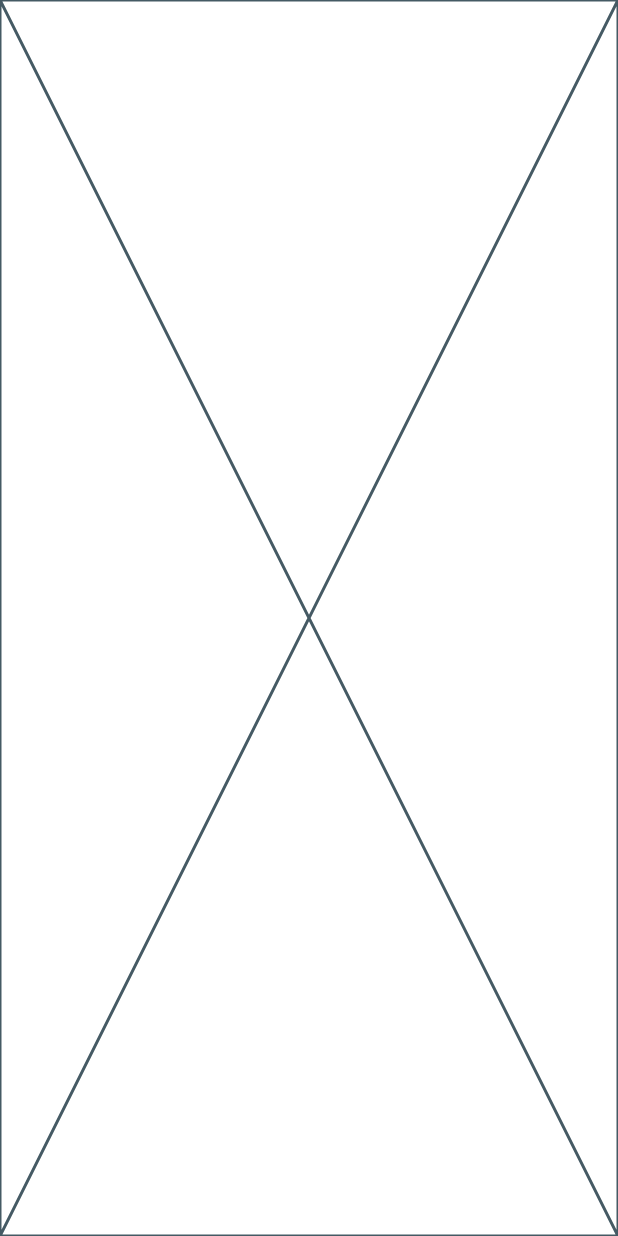
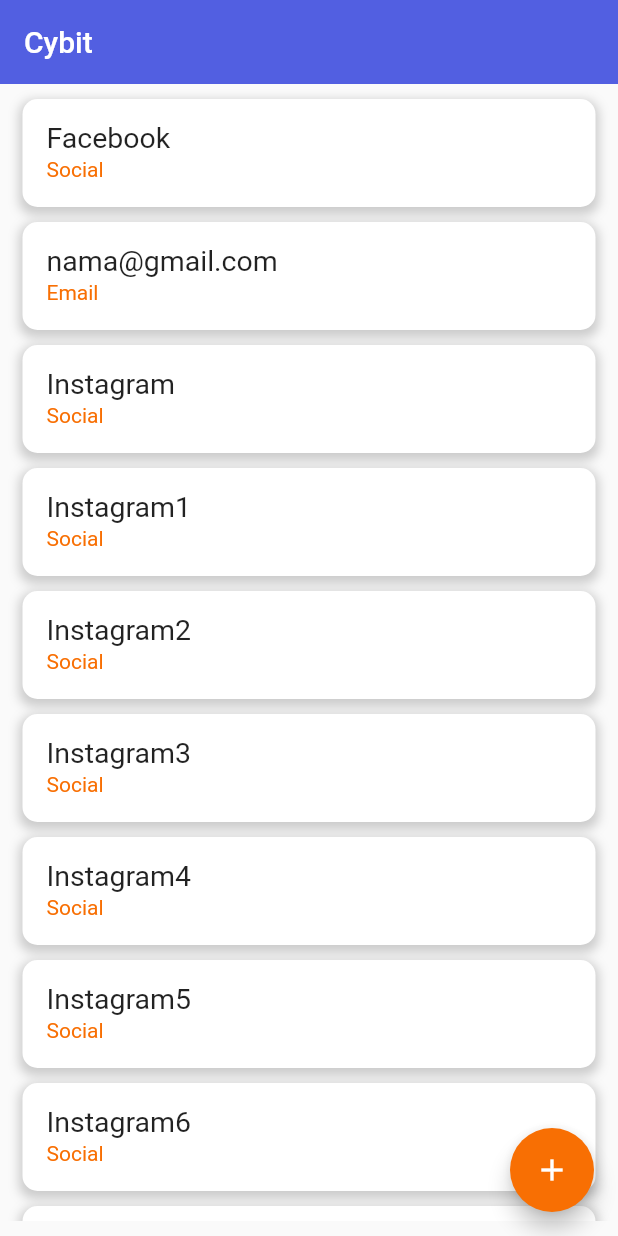
Before and after one commit to ciptakelvin/cybit, a Flutter app: the screen it shows after launch, on a phone screen of 412 x 824 dp. Run offline on Flutter 3.47's test engine with Material 2 defaults, Android fonts, the phone set to English and light mode, and no system bars.

Commit message:
membuat home dan credit screen

```diff
--- a/lib/Screen/home.dart
+++ b/lib/Screen/home.dart
@@ -7,9 +7,82 @@
   State<Home> createState() => _HomeState();
 }
 
+Map dummy = {
+  'Facebook': 'Social',
+  'nama@gmail.com': 'Email',
+  'Instagram': 'Social',
+  'Instagram1': 'Social',
+  'Instagram2': 'Social',
+  'Instagram3': 'Social',
+  'Instagram4': 'Social',
+  'Instagram5': 'Social',
+  'Instagram6': 'Social',
+  'Instagram7': 'Social',
+  'Instagram8': 'Social',
+  'Instagram8': 'Social',
+  'Instagram10': 'Social',
+  'Instagram11': 'Social',
+  'Instagram12': 'Social',
+  'Instagram13': 'Social',
+  'Instagram14': 'Social',
+  'Instagram15': 'Social',
+};
+
 class _HomeState extends State<Home> {
   @override
   Widget build(BuildContext context) {
-    return const Placeholder();
+    return Scaffold(
+      extendBodyBehindAppBar: true,
+      appBar: AppBar(
+        elevation: 0,
+        backgroundColor: Theme.of(context).colorScheme.primary,
+        title: const Text("Cybit"),
+      ),
+      body: Padding(
+        padding: const EdgeInsets.symmetric(vertical: 10),
+        child: ListView.builder(
+            scrollDirection: Axis.vertical,
+            physics: const BouncingScrollPhysics(),
+            itemCount: dummy.length,
+            itemBuilder: (context, index) {
+              final title = dummy.keys.elementAt(index);
+              final type = dummy.values.elementAt(index);
+              return Container(
+                margin: const EdgeInsets.only(left: 15, right: 15, bottom: 10),
+                decoration: BoxDecoration(
+                  color: Colors.white,
+                  borderRadius: const BorderRadius.all(Radius.circular(10)),
+                  boxShadow: [
+                    BoxShadow(
+                      color: Colors.grey.withOpacity(0.5),
+                      spreadRadius: 2,
+                      blurRadius: 5,
+                      offset: const Offset(0, 3),
+                    ),
+                  ],
+                ),
+                child: ListTile(
+                  title: Text(
+                    title,
+                    style: const TextStyle(fontSize: 19),
+                  ),
+                  subtitle: Text(type,
+                      style: TextStyle(
+                          color: Theme.of(context).colorScheme.secondary)),
+                ),
+              );
+            }),
+      ),
+      floatingActionButton: FloatingActionButton(
+        onPressed: () {
+          // Aksi yang ingin dilakukan ketika tombol ditekan
+        },
+        child: Icon(Icons.add),
+        backgroundColor: Theme.of(context)
+            .colorScheme
+            .secondary, // Warna latar belakang tombol
+        foregroundColor: Colors.white, // Warna ikona dan teks di dalam tombol
+      ),
+    );
   }
 }
```
Also changed, not shown: lib/Screen/credit.dart (+15 -1 lines), lib/main.dart (+22 -5 lines).
